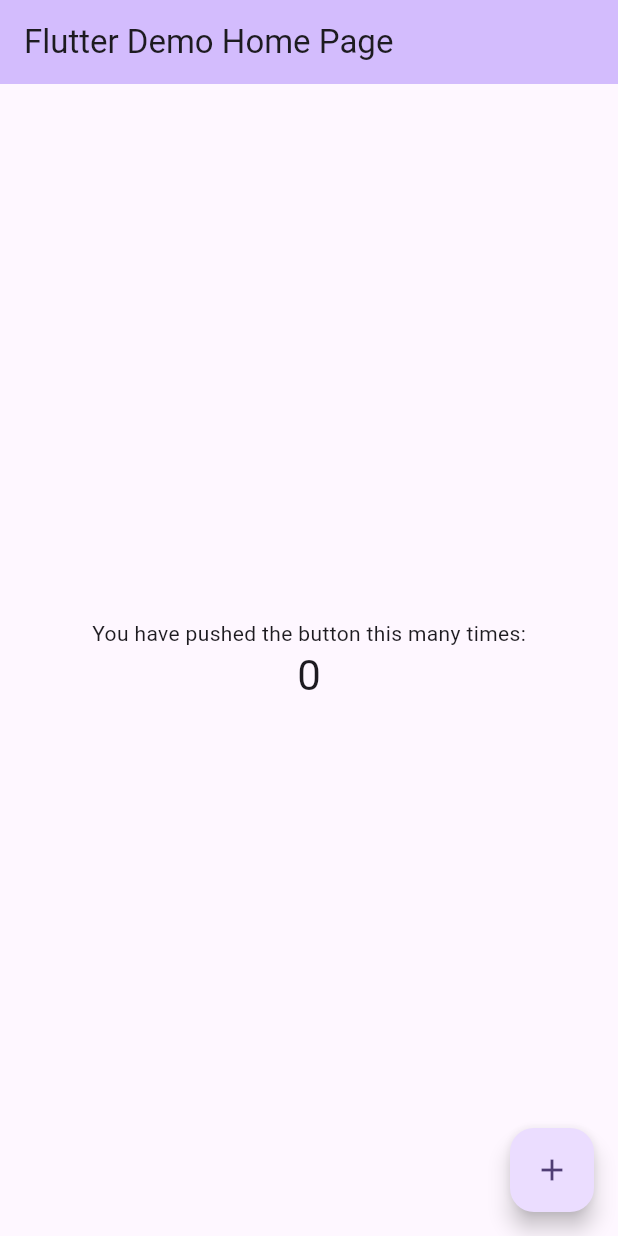
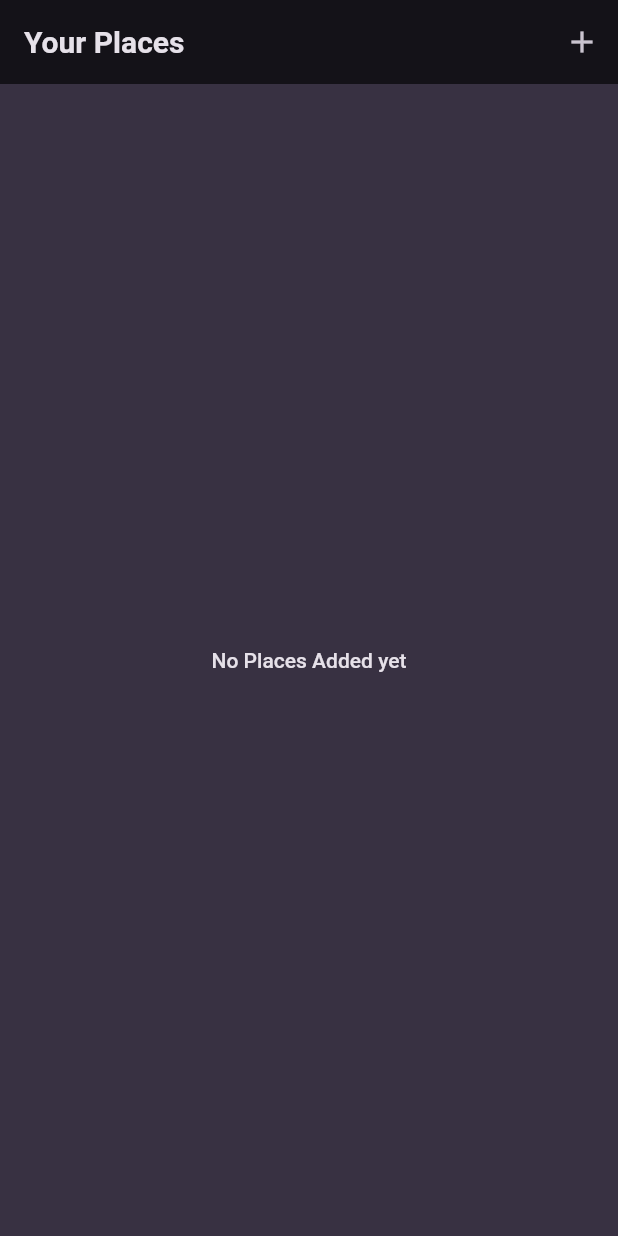
Before and after one commit to ammarabid29/flutterFavoriteSpacesApp, a Flutter app: the screen it shows after launch, on a phone screen of 412 x 824 dp. Run offline on Flutter 3.47's test engine with Material 2 defaults, Android fonts, the phone set to English and light mode, and no system bars; our stand-ins replace google_fonts.

Commit message:
places screen

```diff
--- a/lib/main.dart
+++ b/lib/main.dart
@@ -1,125 +1,46 @@
+import 'package:favorite_places/screens/places.dart';
 import 'package:flutter/material.dart';
 
+import 'package:google_fonts/google_fonts.dart';
+
+final colorScheme = ColorScheme.fromSeed(
+  brightness: Brightness.dark,
+  seedColor: const Color.fromARGB(255, 102, 6, 247),
+  background: const Color.fromARGB(255, 56, 49, 66),
+);
+
+final theme = ThemeData().copyWith(
+  useMaterial3: true,
+  scaffoldBackgroundColor: colorScheme.background,
+  colorScheme: colorScheme,
+  textTheme: GoogleFonts.ubuntuCondensedTextTheme().copyWith(
+    titleSmall: GoogleFonts.ubuntuCondensed(
+      fontWeight: FontWeight.bold,
+    ),
+    titleMedium: GoogleFonts.ubuntuCondensed(
+      fontWeight: FontWeight.bold,
+    ),
+    titleLarge: GoogleFonts.ubuntuCondensed(
+      fontWeight: FontWeight.bold,
+    ),
+  ),
+);
+
 void main() {
-  runApp(const MyApp());
+  runApp(
+    const MyApp(),
+  );
 }
 
 class MyApp extends StatelessWidget {
-  const MyApp({super.key});
+  const MyApp({Key? key}) : super(key: key);
 
-  // This widget is the root of your application.
   @override
   Widget build(BuildContext context) {
     return MaterialApp(
-      title: 'Flutter Demo',
-      theme: ThemeData(
-        // This is the theme of your application.
-        //
-        // TRY THIS: Try running your application with "flutter run". You'll see
-        // the application has a blue toolbar. Then, without quitting the app,
-        // try changing the seedColor in the colorScheme below to Colors.green
-        // and then invoke "hot reload" (save your changes or press the "hot
-        // reload" button in a Flutter-supported IDE, or press "r" if you used
-        // the command line to start the app).
-        //
-        // Notice that the counter didn't reset back to zero; the application
-        // state is not lost during the reload. To reset the state, use hot
-        // restart instead.
-        //
-        // This works for code too, not just values: Most code changes can be
-        // tested with just a hot reload.
-        colorScheme: ColorScheme.fromSeed(seedColor: Colors.deepPurple),
-        useMaterial3: true,
-      ),
-      home: const MyHomePage(title: 'Flutter Demo Home Page'),
+      title: 'Great Places',
+      theme: theme,
+      home: const PlacesScreen(),
     );
   }
 }
-
-class MyHomePage extends StatefulWidget {
-  const MyHomePage({super.key, required this.title});
-
-  // This widget is the home page of your application. It is stateful, meaning
-  // that it has a State object (defined below) that contains fields that affect
-  // how it looks.
-
-  // This class is the configuration for the state. It holds the values (in this
-  // case the title) provided by the parent (in this case the App widget) and
-  // used by the build method of the State. Fields in a Widget subclass are
-  // always marked "final".
-
-  final String title;
-
-  @override
-  State<MyHomePage> createState() => _MyHomePageState();
-}
-
-class _MyHomePageState extends State<MyHomePage> {
-  int _counter = 0;
-
-  void _incrementCounter() {
-    setState(() {
-      // This call to setState tells the Flutter framework that something has
-      // changed in this State, which causes it to rerun the build method below
-      // so that the display can reflect the updated values. If we changed
-      // _counter without calling setState(), then the build method would not be
-      // called again, and so nothing would appear to happen.
-      _counter++;
-    });
-  }
-
-  @override
-  Widget build(BuildContext context) {
-    // This method is rerun every time setState is called, for instance as done
-    // by the _incrementCounter method above.
-    //
-    // The Flutter framework has been optimized to make rerunning build methods
-    // fast, so that you can just rebuild anything that needs updating rather
-    // than having to individually change instances of widgets.
-    return Scaffold(
-      appBar: AppBar(
-        // TRY THIS: Try changing the color here to a specific color (to
-        // Colors.amber, perhaps?) and trigger a hot reload to see the AppBar
-        // change color while the other colors stay the same.
-        backgroundColor: Theme.of(context).colorScheme.inversePrimary,
-        // Here we take the value from the MyHomePage object that was created by
-        // the App.build method, and use it to set our appbar title.
-        title: Text(widget.title),
-      ),
-      body: Center(
-        // Center is a layout widget. It takes a single child and positions it
-        // in the middle of the parent.
-        child: Column(
-          // Column is also a layout widget. It takes a list of children and
-          // arranges them vertically. By default, it sizes itself to fit its
-          // children horizontally, and tries to be as tall as its parent.
-          //
-          // Column has various properties to control how it sizes itself and
-          // how it positions its children. Here we use mainAxisAlignment to
-          // center the children vertically; the main axis here is the vertical
-          // axis because Columns are vertical (the cross axis would be
-          // horizontal).
-          //
-          // TRY THIS: Invoke "debug painting" (choose the "Toggle Debug Paint"
-          // action in the IDE, or press "p" in the console), to see the
-          // wireframe for each widget.
-          mainAxisAlignment: MainAxisAlignment.center,
-          children: <Widget>[
-            const Text(
-              'You have pushed the button this many times:',
-            ),
-            Text(
-              '$_counter',
-              style: Theme.of(context).textTheme.headlineMedium,
-            ),
-          ],
-        ),
-      ),
-      floatingActionButton: FloatingActionButton(
-        onPressed: _incrementCounter,
-        tooltip: 'Increment',
-        child: const Icon(Icons.add),
-      ), // This trailing comma makes auto-formatting nicer for build methods.
-    );
-  }
-}
--- /dev/null
+++ b/lib/models/place.dart
@@ -0,0 +1,10 @@
+import 'package:uuid/uuid.dart';
+
+const uuid = Uuid();
+
+class Place {
+  final String id;
+  final String title;
+
+  Place({required this.title}) : id = uuid.v4();
+}
--- /dev/null
+++ b/lib/screens/places.dart
@@ -0,0 +1,24 @@
+import 'package:favorite_places/widgets/places_list.dart';
+import 'package:flutter/material.dart';
+
+class PlacesScreen extends StatelessWidget {
+  const PlacesScreen({super.key});
+
+  @override
+  Widget build(BuildContext context) {
+    return Scaffold(
+      appBar: AppBar(
+        title: const Text(
+          "Your Places",
+        ),
+        actions: [
+          IconButton(
+            onPressed: () {},
+            icon: const Icon(Icons.add),
+          ),
+        ],
+      ),
+      body: const PlacesList(places: []),
+    );
+  }
+}
--- /dev/null
+++ b/lib/widgets/places_list.dart
@@ -0,0 +1,35 @@
+import 'package:favorite_places/models/place.dart';
+import 'package:flutter/material.dart';
+
+class PlacesList extends StatelessWidget {
+  final List<Place> places;
+  const PlacesList({super.key, required this.places});
+
+  @override
+  Widget build(BuildContext context) {
+    if (places.isEmpty) {
+      return Center(
+        child: Text(
+          "No Places Added yet",
+          style: Theme.of(context)
+              .textTheme
+              .bodyLarge!
+              .copyWith(color: Theme.of(context).colorScheme.onBackground),
+        ),
+      );
+    }
+    return ListView.builder(
+        itemCount: places.length,
+        itemBuilder: (context, index) {
+          return ListTile(
+            title: Text(
+              places[index].title,
+              style: Theme.of(context)
+                  .textTheme
+                  .titleMedium!
+                  .copyWith(color: Theme.of(context).colorScheme.onBackground),
+            ),
+          );
+        });
+  }
+}
--- a/pubspec.yaml
+++ b/pubspec.yaml
@@ -35,6 +35,8 @@ dependencies:
   # The following adds the Cupertino Icons font to your application.
   # Use with the CupertinoIcons class for iOS style icons.
   cupertino_icons: ^1.0.2
+  google_fonts: ^6.1.0
+  uuid: ^4.1.0
 
 dev_dependencies:
   flutter_test:
```
Also changed, not shown: lib/screens/add_place.dart (added), lib/screens/places_detail.dart (added), pubspec.lock, 1 other file.
